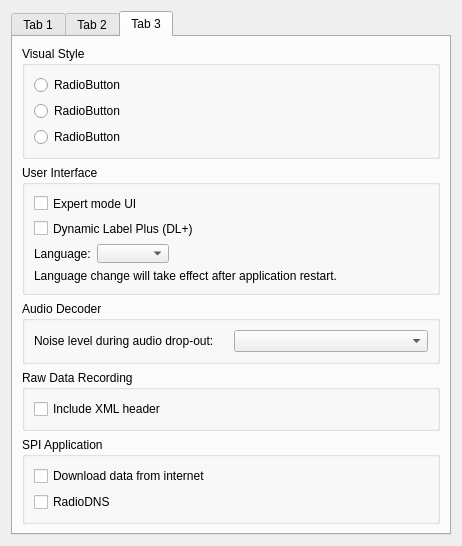
Before: the Qt Designer form gui/setupdialog.ui in KejPi/AbracaDABra, drawn with Qt 5.
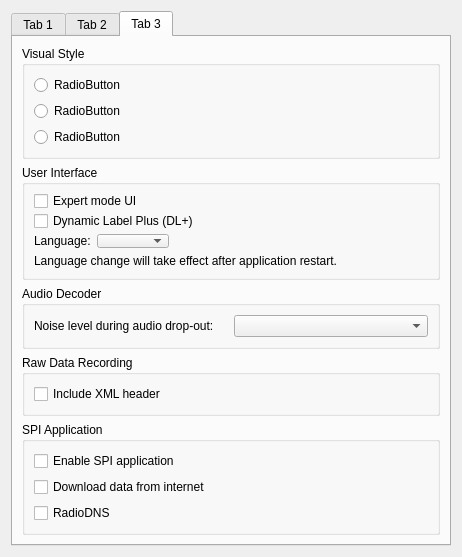
After: the same form once the commit is applied.

Commit message: feat: SPI application can be disabled (enabled by default)

```diff
--- a/gui/setupdialog.ui
+++ b/gui/setupdialog.ui
@@ -7,7 +7,7 @@
     <x>0</x>
     <y>0</y>
     <width>462</width>
-    <height>546</height>
+    <height>557</height>
    </rect>
   </property>
   <property name="minimumSize">
@@ -1125,6 +1125,16 @@
           <string>SPI Application</string>
          </property>
          <layout class="QVBoxLayout" name="verticalLayout_10">
+          <item>
+           <widget class="QCheckBox" name="spiAppCheckBox">
+            <property name="toolTip">
+             <string>Enable Service and Programme Information (SPI) application.</string>
+            </property>
+            <property name="text">
+             <string>Enable SPI application</string>
+            </property>
+           </widget>
+          </item>
           <item>
            <widget class="QCheckBox" name="internetCheckBox">
             <property name="text">
```
Left out of the diff: 3 changed lines with no effect on the pictures. The commit also changes 8 other files.
